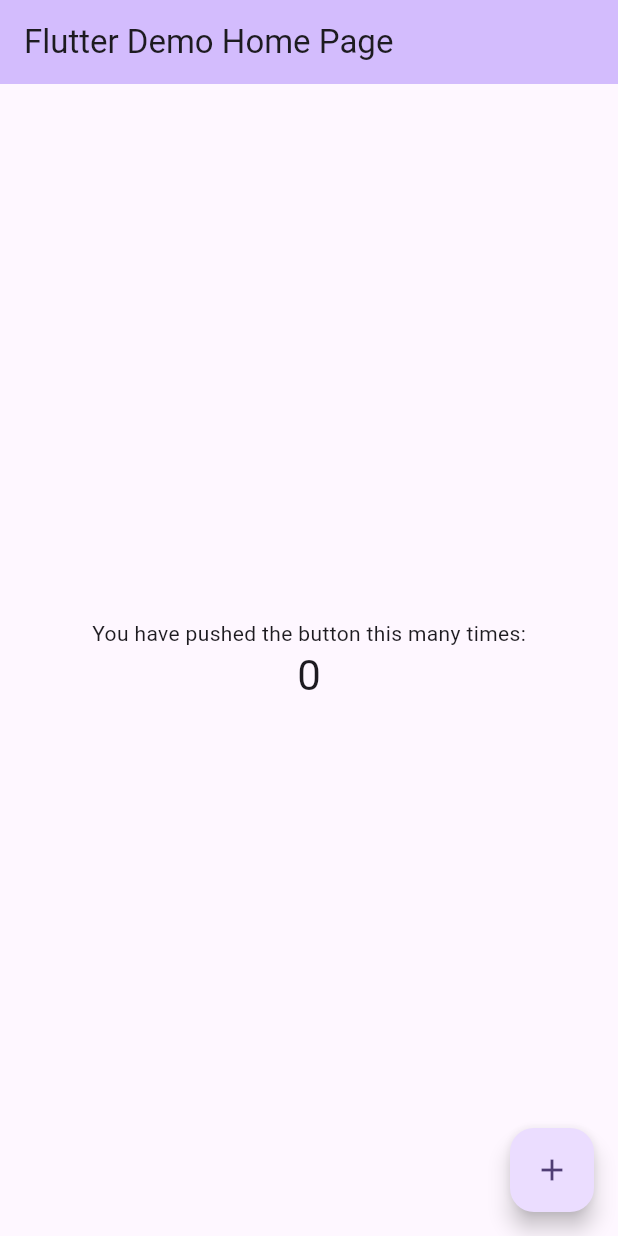
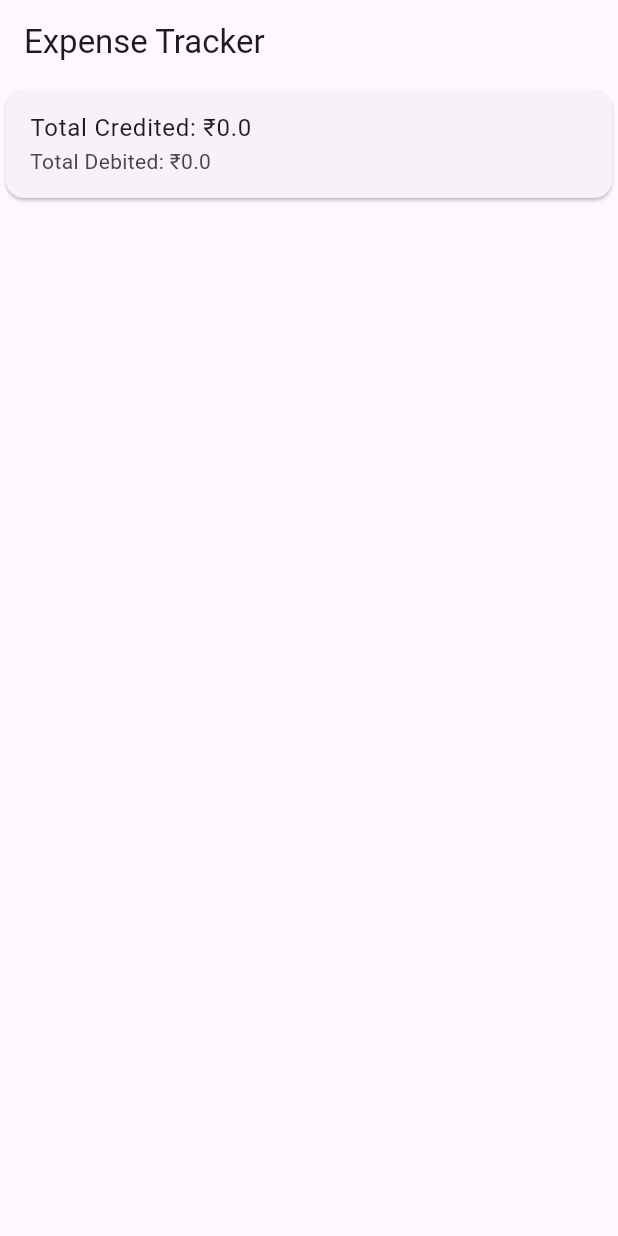
Before and after one commit to Amanrajsmart/ExpenseMate, a Flutter app: the screen it shows after launch, on a phone screen of 412 x 824 dp. Run offline on Flutter 3.47's test engine with Material 3 defaults, Android fonts, the phone set to English and light mode, and no system bars; our stand-ins replace hive, hive_flutter; missing offline and left inert: telephony; accounts and stored records are empty; statements that could not run were skipped.

Commit message:
Added resources

```diff
--- a/analysis_options.yaml
+++ b/analysis_options.yaml
@@ -26,3 +26,8 @@ linter:
 
 # Additional information about this file can be found at
 # https://dart.dev/guides/language/analysis-options
+dependencies:
+  telephony: ^0.2.0
+  flutter_bloc: ^8.0.0
+  hive: ^2.0.0  # For local storage
+  charts_flutter: ^0.12.0 # For charts/graphs
--- a/lib/main.dart
+++ b/lib/main.dart
@@ -1,122 +1,29 @@
 import 'package:flutter/material.dart';
+import 'package:hive_flutter/hive_flutter.dart';
+import 'models/transaction.dart';
+import 'pages/home_page.dart';
 
-void main() {
+void main() async {
+  WidgetsFlutterBinding.ensureInitialized();
+
+  await Hive.initFlutter();
+  Hive.registerAdapter(TransactionModelAdapter() as TypeAdapter);
+  await Hive.openBox<TransactionModel>('transactions');
+
   runApp(const MyApp());
 }
+
+class TransactionModelAdapter {}
 
 class MyApp extends StatelessWidget {
   const MyApp({super.key});
 
-  // This widget is the root of your application.
   @override
   Widget build(BuildContext context) {
     return MaterialApp(
-      title: 'Flutter',
-      theme: ThemeData(
-        // This is the theme of your application.
-        //
-        // TRY THIS: Try running your application with "flutter run". You'll see
-        // the application has a purple toolbar. Then, without quitting the app,
-        // try changing the seedColor in the colorScheme below to Colors.green
-        // and then invoke "hot reload" (save your changes or press the "hot
-        // reload" button in a Flutter-supported IDE, or press "r" if you used
-        // the command line to start the app).
-        //
-        // Notice that the counter didn't reset back to zero; the application
-        // state is not lost during the reload. To reset the state, use hot
-        // restart instead.
-        //
-        // This works for code too, not just values: Most code changes can be
-        // tested with just a hot reload.
-        colorScheme: ColorScheme.fromSeed(seedColor: Colors.deepPurple),
-      ),
-      home: const MyHomePage(title: 'Flutter Demo Home Page'),
+      title: 'Expense Tracker',
+      theme: ThemeData(primarySwatch: Colors.blue),
+      home: const HomePage(),
     );
   }
 }
-
-class MyHomePage extends StatefulWidget {
-  const MyHomePage({super.key, required this.title});
-
-  // This widget is the home page of your application. It is stateful, meaning
-  // that it has a State object (defined below) that contains fields that affect
-  // how it looks.
-
-  // This class is the configuration for the state. It holds the values (in this
-  // case the title) provided by the parent (in this case the App widget) and
-  // used by the build method of the State. Fields in a Widget subclass are
-  // always marked "final".
-
-  final String title;
-
-  @override
-  State<MyHomePage> createState() => _MyHomePageState();
-}
-
-class _MyHomePageState extends State<MyHomePage> {
-  int _counter = 0;
-
-  void _incrementCounter() {
-    setState(() {
-      // This call to setState tells the Flutter framework that something has
-      // changed in this State, which causes it to rerun the build method below
-      // so that the display can reflect the updated values. If we changed
-      // _counter without calling setState(), then the build method would not be
-      // called again, and so nothing would appear to happen.
-      _counter++;
-    });
-  }
-
-  @override
-  Widget build(BuildContext context) {
-    // This method is rerun every time setState is called, for instance as done
-    // by the _incrementCounter method above.
-    //
-    // The Flutter framework has been optimized to make rerunning build methods
-    // fast, so that you can just rebuild anything that needs updating rather
-    // than having to individually change instances of widgets.
-    return Scaffold(
-      appBar: AppBar(
-        // TRY THIS: Try changing the color here to a specific color (to
-        // Colors.amber, perhaps?) and trigger a hot reload to see the AppBar
-        // change color while the other colors stay the same.
-        backgroundColor: Theme.of(context).colorScheme.inversePrimary,
-        // Here we take the value from the MyHomePage object that was created by
-        // the App.build method, and use it to set our appbar title.
-        title: Text(widget.title),
-      ),
-      body: Center(
-        // Center is a layout widget. It takes a single child and positions it
-        // in the middle of the parent.
-        child: Column(
-          // Column is also a layout widget. It takes a list of children and
-          // arranges them vertically. By default, it sizes itself to fit its
-          // children horizontally, and tries to be as tall as its parent.
-          //
-          // Column has various properties to control how it sizes itself and
-          // how it positions its children. Here we use mainAxisAlignment to
-          // center the children vertically; the main axis here is the vertical
-          // axis because Columns are vertical (the cross axis would be
-          // horizontal).
-          //
-          // TRY THIS: Invoke "debug painting" (choose the "Toggle Debug Paint"
-          // action in the IDE, or press "p" in the console), to see the
-          // wireframe for each widget.
-          mainAxisAlignment: MainAxisAlignment.center,
-          children: <Widget>[
-            const Text('You have pushed the button this many times:'),
-            Text(
-              '$_counter',
-              style: Theme.of(context).textTheme.headlineMedium,
-            ),
-          ],
-        ),
-      ),
-      floatingActionButton: FloatingActionButton(
-        onPressed: _incrementCounter,
-        tooltip: 'Increment',
-        child: const Icon(Icons.add),
-      ), // This trailing comma makes auto-formatting nicer for build methods.
-    );
-  }
-}
--- /dev/null
+++ b/lib/models/transaction.dart
@@ -0,0 +1,29 @@
+import 'package:hive/hive.dart';
+
+part 'transaction.g.dart';
+
+@HiveType(typeId: 0)
+class TransactionModel {
+  @HiveField(0)
+  final double amount;
+
+  @HiveField(1)
+  final String type; // credit or debit
+
+  @HiveField(2)
+  final String bank;
+
+  @HiveField(3)
+  final String category;
+
+  @HiveField(4)
+  final DateTime date;
+
+  TransactionModel({
+    required this.amount,
+    required this.type,
+    required this.bank,
+    required this.category,
+    required this.date,
+  });
+}
--- /dev/null
+++ b/lib/pages/home_page.dart
@@ -0,0 +1,65 @@
+import 'package:flutter/material.dart';
+import 'package:hive/hive.dart';
+import '../models/transaction.dart';
+import '../services/sms_service.dart';
+
+class HomePage extends StatefulWidget {
+  const HomePage({super.key});
+
+  @override
+  State<HomePage> createState() => _HomePageState();
+}
+
+class _HomePageState extends State<HomePage> {
+  final SmsService _smsService = SmsService();
+  late Box<TransactionModel> txnBox;
+
+  @override
+  void initState() {
+    super.initState();
+    txnBox = Hive.box<TransactionModel>('transactions');
+
+    _smsService.listenForMessages((txn) {
+      txnBox.add(txn);
+      setState(() {});
+    });
+  }
+
+  @override
+  Widget build(BuildContext context) {
+    final transactions = txnBox.values.toList();
+    final totalCredit = transactions
+        .where((t) => t.type == "credit")
+        .fold(0.0, (sum, t) => sum + t.amount);
+    final totalDebit = transactions
+        .where((t) => t.type == "debit")
+        .fold(0.0, (sum, t) => sum + t.amount);
+
+    return Scaffold(
+      appBar: AppBar(title: const Text("Expense Tracker")),
+      body: Column(
+        children: [
+          Card(
+            child: ListTile(
+              title: Text("Total Credited: ₹$totalCredit"),
+              subtitle: Text("Total Debited: ₹$totalDebit"),
+            ),
+          ),
+          Expanded(
+            child: ListView.builder(
+              itemCount: transactions.length,
+              itemBuilder: (context, index) {
+                final txn = transactions[index];
+                return ListTile(
+                  title: Text("${txn.category} - ₹${txn.amount}"),
+                  subtitle: Text("${txn.bank} | ${txn.type}"),
+                  trailing: Text("${txn.date.toLocal()}".split(' ')[0]),
+                );
+              },
+            ),
+          ),
+        ],
+      ),
+    );
+  }
+}
```
Also changed, not shown: lib/services/sms_service.dart (added, +54 -0 lines), pubspec.yaml (+14 -5 lines), lib/models/transaction.g.dart (added), pubspec.lock, 4 other files.
